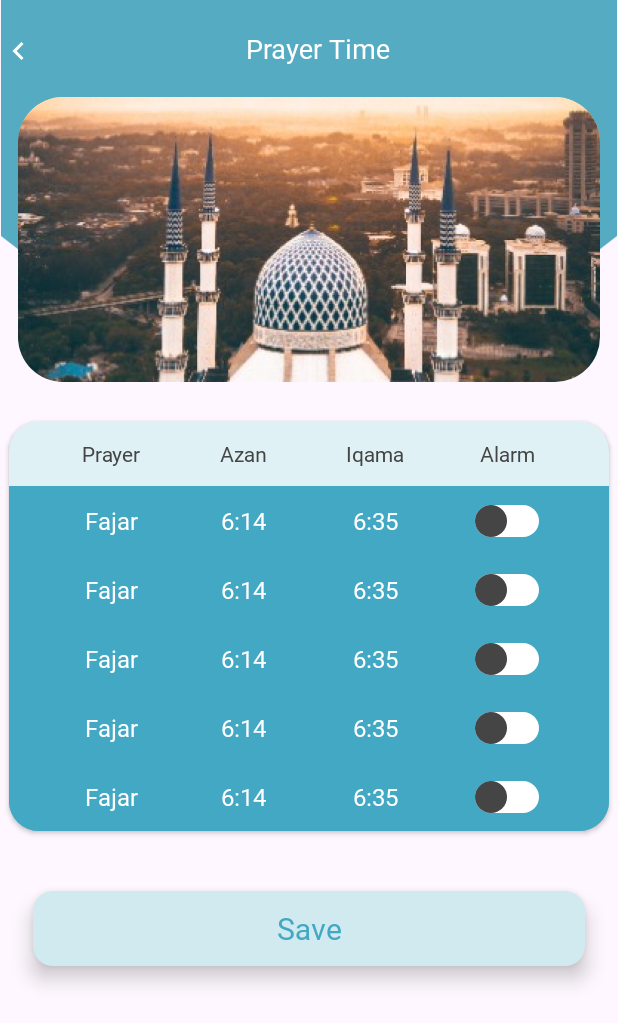
After one commit to abdul02123/PrayerAppRoman, an Android app: the layout activity_prayer_time.xml on its own in the app's theme, with its tools: preview values and no code run, on a phone screen of 412 x 824 dp. The commit adds this screen. Shown: the top 1023 px of the screen. Run offline under Robolectric (Android 15) with nearby library versions, the phone set to English and light mode, and no system bars.

Commit message:
prayer time adapter

```diff
--- a/app/src/main/AndroidManifest.xml
+++ b/app/src/main/AndroidManifest.xml
@@ -14,6 +14,10 @@
         android:theme="@style/Theme.RomanPrayerApplication"
         tools:targetApi="31">
         <activity
+            android:name=".presentation.activity.PrayerTimeActivity"
+            android:exported="false"
+            android:screenOrientation="portrait"/>
+        <activity
             android:name=".presentation.activity.HomeActivity"
             android:exported="true"
             android:screenOrientation="portrait">
--- a/app/src/main/java/com/roman/application/presentation/activity/HomeActivity.kt
+++ b/app/src/main/java/com/roman/application/presentation/activity/HomeActivity.kt
@@ -1,5 +1,6 @@
 package com.roman.application.presentation.activity
 
+import android.content.Intent
 import android.view.LayoutInflater
 import androidx.activity.viewModels
 import com.roman.application.base.BaseCompatVBActivity
@@ -18,6 +19,11 @@ class HomeActivity : BaseCompatVBActivity<ActivityHomeBinding>() {
     }
 
     override fun init() {
+
+        mBinding?.imgEdit?.setOnClickListener{
+            startActivity(Intent(this@HomeActivity, PrayerTimeActivity::class.java))
+        }
+
 //        bindObserver()
         showLocationDialogue()
     }
--- /dev/null
+++ b/app/src/main/java/com/roman/application/presentation/activity/PrayerTimeActivity.kt
@@ -0,0 +1,25 @@
+package com.roman.application.presentation.activity
+
+import android.os.Bundle
+import android.view.LayoutInflater
+import androidx.activity.enableEdgeToEdge
+import androidx.appcompat.app.AppCompatActivity
+import androidx.core.view.ViewCompat
+import androidx.core.view.WindowInsetsCompat
+import com.roman.application.R
+import com.roman.application.base.BaseCompatVBActivity
+import com.roman.application.databinding.ActivityHomeBinding
+import com.roman.application.databinding.ActivityPrayerTimeBinding
+
+class PrayerTimeActivity : BaseCompatVBActivity<ActivityPrayerTimeBinding>() {
+
+    override fun setUpViewBinding(layoutInflater: LayoutInflater): ActivityPrayerTimeBinding {
+        return ActivityPrayerTimeBinding.inflate(layoutInflater)
+    }
+
+    override fun init() {
+        mBinding?.appCompatImageView2?.setOnClickListener {
+            finish()
+        }
+    }
+}
--- /dev/null
+++ b/app/src/main/res/drawable/bg_round.xml
@@ -0,0 +1,9 @@
+<vector xmlns:android="http://schemas.android.com/apk/res/android"
+    android:width="375dp"
+    android:height="210dp"
+    android:viewportWidth="375"
+    android:viewportHeight="210">
+  <path
+      android:pathData="M187.5,-87.5m-297.5,0a297.5,297.5 0,1 1,595 0a297.5,297.5 0,1 1,-595 0"
+      android:fillColor="#55ABC1"/>
+</vector>
--- /dev/null
+++ b/app/src/main/res/drawable/bg_round_d0eaf0_13dp.xml
@@ -0,0 +1,9 @@
+<?xml version="1.0" encoding="utf-8"?>
+<shape xmlns:android="http://schemas.android.com/apk/res/android">
+
+    <corners android:radius="13dp" />
+
+    <solid android:color="#D0EAF0" />
+
+
+</shape>
--- /dev/null
+++ b/app/src/main/res/drawable/custom_thumb.xml
@@ -0,0 +1,4 @@
+<selector xmlns:android="http://schemas.android.com/apk/res/android">
+    <item android:state_checked="true" android:drawable="@drawable/thumb_on" />
+    <item android:drawable="@drawable/thumb_off" />
+</selector>
--- /dev/null
+++ b/app/src/main/res/drawable/custom_track.xml
@@ -0,0 +1,4 @@
+<selector xmlns:android="http://schemas.android.com/apk/res/android">
+    <item android:state_checked="true" android:drawable="@drawable/track_on" />
+    <item android:drawable="@drawable/track_off" />
+</selector>
--- /dev/null
+++ b/app/src/main/res/drawable/ic_arrow_back.xml
@@ -0,0 +1,9 @@
+<vector xmlns:android="http://schemas.android.com/apk/res/android"
+    android:width="8dp"
+    android:height="12dp"
+    android:viewportWidth="8"
+    android:viewportHeight="12">
+  <path
+      android:pathData="M0.288,6L6.298,12.01L7.712,10.596L3.112,5.996L7.712,1.396L6.298,-0.01L0.288,6Z"
+      android:fillColor="#ffffff"/>
+</vector>
--- /dev/null
+++ b/app/src/main/res/drawable/ic_thumb_off.xml
@@ -0,0 +1,9 @@
+<vector xmlns:android="http://schemas.android.com/apk/res/android"
+    android:width="29dp"
+    android:height="29dp"
+    android:viewportWidth="29"
+    android:viewportHeight="29">
+  <path
+      android:pathData="M14.5,14.5m-11.5,0a11.5,11.5 0,1 1,23 0a11.5,11.5 0,1 1,-23 0"
+      android:fillColor="#454545"/>
+</vector>
--- /dev/null
+++ b/app/src/main/res/drawable/ic_thumb_on.xml
@@ -0,0 +1,9 @@
+<vector xmlns:android="http://schemas.android.com/apk/res/android"
+    android:width="29dp"
+    android:height="29dp"
+    android:viewportWidth="29"
+    android:viewportHeight="29">
+  <path
+      android:pathData="M14.5,14.5m-11.5,0a11.5,11.5 0,1 1,23 0a11.5,11.5 0,1 1,-23 0"
+      android:fillColor="#42A8C3"/>
+</vector>
--- /dev/null
+++ b/app/src/main/res/drawable/thumb_off.xml
@@ -0,0 +1,5 @@
+<shape xmlns:android="http://schemas.android.com/apk/res/android">
+    <size android:width="21dp" android:height="21dp" />
+    <solid android:color="@color/thumbColorOff" />
+    <corners android:radius="10.5dp" />
+</shape>
--- /dev/null
+++ b/app/src/main/res/drawable/thumb_on.xml
@@ -0,0 +1,5 @@
+<shape xmlns:android="http://schemas.android.com/apk/res/android">
+    <size android:width="21dp" android:height="21dp" />
+    <solid android:color="@color/thumbColorOn" />
+    <corners android:radius="10.5dp" />
+</shape>
--- /dev/null
+++ b/app/src/main/res/drawable/track_off.xml
@@ -0,0 +1,5 @@
+<shape xmlns:android="http://schemas.android.com/apk/res/android">
+    <size android:width="47dp" android:height="21dp" />
+    <solid android:color="@color/thumbTrackColor" />
+    <corners android:radius="10.5dp" />
+</shape>
--- /dev/null
+++ b/app/src/main/res/drawable/track_on.xml
@@ -0,0 +1,5 @@
+<shape xmlns:android="http://schemas.android.com/apk/res/android">
+    <size android:width="47dp" android:height="21dp" />
+    <solid android:color="@color/thumbTrackColor" />
+    <corners android:radius="10.5dp" />
+</shape>
--- /dev/null
+++ b/app/src/main/res/layout/activity_prayer_time.xml
@@ -0,0 +1,204 @@
+<?xml version="1.0" encoding="utf-8"?>
+<androidx.constraintlayout.widget.ConstraintLayout xmlns:android="http://schemas.android.com/apk/res/android"
+    xmlns:app="http://schemas.android.com/apk/res-auto"
+    xmlns:tools="http://schemas.android.com/tools"
+    android:id="@+id/main"
+    android:layout_width="match_parent"
+    android:layout_height="match_parent"
+    tools:context=".presentation.activity.PrayerTimeActivity">
+
+
+    <androidx.appcompat.widget.AppCompatImageView
+        android:layout_width="match_parent"
+        android:layout_height="wrap_content"
+        android:adjustViewBounds="true"
+        app:layout_constraintEnd_toEndOf="parent"
+        app:layout_constraintStart_toStartOf="parent"
+        app:layout_constraintTop_toTopOf="parent"
+        app:srcCompat="@drawable/bg_round" />
+
+
+    <androidx.appcompat.widget.AppCompatImageView
+        android:id="@+id/appCompatImageView2"
+        android:layout_width="0dp"
+        android:layout_height="wrap_content"
+        android:layout_marginTop="20dp"
+        android:padding="8dp"
+        app:layout_constraintStart_toStartOf="parent"
+        app:layout_constraintTop_toTopOf="parent"
+        app:srcCompat="@drawable/ic_arrow_back" />
+
+    <TextView
+        android:id="@+id/textView2"
+        android:layout_width="wrap_content"
+        android:layout_height="wrap_content"
+        android:layout_marginTop="20dp"
+        android:layout_marginEnd="12dp"
+        android:fontFamily="@font/lato_medium"
+        android:text="Prayer Time"
+        android:textColor="@color/white"
+        android:textSize="18sp"
+        app:layout_constraintEnd_toEndOf="parent"
+        app:layout_constraintStart_toEndOf="@+id/appCompatImageView2"
+        app:layout_constraintTop_toTopOf="parent" />
+
+
+    <androidx.cardview.widget.CardView
+        android:id="@+id/cardBanner"
+        android:layout_width="match_parent"
+        android:layout_height="wrap_content"
+        android:layout_marginStart="12dp"
+        android:layout_marginTop="20dp"
+        android:layout_marginEnd="12dp"
+        app:cardCornerRadius="30dp"
+        app:cardElevation="0dp"
+        app:layout_constraintEnd_toEndOf="parent"
+        app:layout_constraintStart_toStartOf="parent"
+        app:layout_constraintTop_toBottomOf="@+id/textView2">
+
+
+        <androidx.appcompat.widget.AppCompatImageView
+            android:layout_width="match_parent"
+            android:layout_height="190dp"
+            android:adjustViewBounds="true"
+            android:scaleType="centerCrop"
+            app:srcCompat="@drawable/image_banner" />
+
+
+    </androidx.cardview.widget.CardView>
+
+    <androidx.cardview.widget.CardView
+        android:id="@+id/cardViewTime"
+        android:layout_width="match_parent"
+        android:layout_height="wrap_content"
+        android:layout_marginStart="6dp"
+        android:layout_marginTop="26dp"
+        android:layout_marginEnd="6dp"
+        app:cardBackgroundColor="#E0F1F5"
+        app:cardCornerRadius="20dp"
+        app:layout_constraintEnd_toEndOf="parent"
+        app:layout_constraintStart_toStartOf="parent"
+        app:layout_constraintTop_toBottomOf="@+id/cardBanner">
+
+
+        <androidx.constraintlayout.widget.ConstraintLayout
+            android:layout_width="match_parent"
+            android:layout_height="wrap_content">
+
+
+            <androidx.constraintlayout.widget.ConstraintLayout
+                android:id="@+id/constraintLayout"
+                android:layout_width="match_parent"
+                android:layout_height="wrap_content"
+                app:layout_constraintEnd_toEndOf="parent"
+                app:layout_constraintStart_toStartOf="parent"
+                app:layout_constraintTop_toTopOf="parent">
+
+                <TextView
+                    android:id="@+id/tvPrayer"
+                    android:layout_width="0dp"
+                    android:layout_height="wrap_content"
+                    android:layout_marginStart="24dp"
+                    android:layout_marginTop="12dp"
+                    android:layout_marginBottom="12dp"
+                    android:fontFamily="@font/lato_bold_heavy"
+                    android:gravity="center"
+                    android:text="Prayer"
+                    android:textColor="#454545"
+                    app:layout_constraintBottom_toBottomOf="parent"
+                    app:layout_constraintEnd_toStartOf="@+id/tvAzan"
+                    app:layout_constraintHorizontal_weight="1"
+                    app:layout_constraintStart_toStartOf="parent"
+                    app:layout_constraintTop_toTopOf="parent" />
+
+                <TextView
+                    android:id="@+id/tvAzan"
+                    android:layout_width="0dp"
+                    android:layout_height="wrap_content"
+                    android:layout_marginTop="12dp"
+                    android:layout_marginBottom="12dp"
+                    android:fontFamily="@font/lato_bold_heavy"
+                    android:gravity="center"
+                    android:text="Azan"
+                    android:textColor="#454545"
+                    app:layout_constraintBottom_toBottomOf="parent"
+                    app:layout_constraintEnd_toStartOf="@+id/tvIqama"
+                    app:layout_constraintHorizontal_weight="1"
+                    app:layout_constraintStart_toEndOf="@+id/tvPrayer"
+                    app:layout_constraintTop_toTopOf="parent" />
+
+                <TextView
+                    android:id="@+id/tvIqama"
+                    android:layout_width="0dp"
+                    android:layout_height="wrap_content"
+                    android:layout_marginTop="12dp"
+                    android:layout_marginBottom="12dp"
+                    android:fontFamily="@font/lato_bold_heavy"
+                    android:gravity="center"
+                    android:text="Iqama"
+                    android:textColor="#454545"
+                    app:layout_constraintBottom_toBottomOf="parent"
+                    app:layout_constraintEnd_toStartOf="@+id/tvAlarm"
+                    app:layout_constraintHorizontal_weight="1"
+                    app:layout_constraintStart_toEndOf="@+id/tvAzan"
+                    app:layout_constraintTop_toTopOf="parent" />
+
+                <TextView
+                    android:id="@+id/tvAlarm"
+                    android:layout_width="0dp"
+                    android:layout_height="wrap_content"
+                    android:layout_marginTop="12dp"
+                    android:layout_marginEnd="24dp"
+                    android:layout_marginBottom="12dp"
+                    android:fontFamily="@font/lato_bold_heavy"
+                    android:gravity="center"
+                    android:text="Alarm"
+                    android:textColor="#454545"
+                    app:layout_constraintBottom_toBottomOf="parent"
+                    app:layout_constraintEnd_toEndOf="parent"
+                    app:layout_constraintHorizontal_weight="1"
+                    app:layout_constraintStart_toEndOf="@+id/tvIqama"
+                    app:layout_constraintTop_toTopOf="parent" />
+
+            </androidx.constraintlayout.widget.ConstraintLayout>
+
+            <androidx.recyclerview.widget.RecyclerView
+                android:id="@+id/recyclerView"
+                android:layout_width="match_parent"
+                android:layout_height="wrap_content"
+                android:background="#42A8C3"
+                tools:listitem="@layout/item_prayer_time"
+                tools:itemCount="5"
+                app:layout_constraintEnd_toEndOf="parent"
+                app:layout_constraintStart_toStartOf="parent"
+                app:layout_constraintTop_toBottomOf="@+id/constraintLayout" />
+
+
+        </androidx.constraintlayout.widget.ConstraintLayout>
+
+
+    </androidx.cardview.widget.CardView>
+
+
+    <TextView
+        android:id="@+id/tvSave"
+        android:layout_width="match_parent"
+        android:layout_height="50dp"
+        android:layout_marginStart="22dp"
+        android:layout_marginTop="40dp"
+        android:layout_marginEnd="22dp"
+        android:background="@drawable/bg_round_d0eaf0_13dp"
+        android:elevation="8dp"
+        android:fontFamily="@font/lato_semibold"
+        android:gravity="center"
+        android:text="Save"
+        android:textColor="#42A8C3"
+        android:textSize="20sp"
+        app:layout_constraintEnd_toEndOf="parent"
+        app:layout_constraintStart_toStartOf="parent"
+        app:layout_constraintTop_toBottomOf="@+id/cardViewTime" />
+
+
+
+
+</androidx.constraintlayout.widget.ConstraintLayout>
--- /dev/null
+++ b/app/src/main/res/layout/item_prayer_time.xml
@@ -0,0 +1,96 @@
+<?xml version="1.0" encoding="utf-8"?>
+<androidx.constraintlayout.widget.ConstraintLayout xmlns:android="http://schemas.android.com/apk/res/android"
+    android:layout_width="match_parent"
+    android:layout_height="wrap_content"
+    xmlns:app="http://schemas.android.com/apk/res-auto">
+
+
+    <androidx.constraintlayout.widget.ConstraintLayout
+        android:id="@+id/constraintLayout"
+        android:layout_width="match_parent"
+        android:layout_height="wrap_content"
+        android:background="#42A8C3"
+        app:layout_constraintEnd_toEndOf="parent"
+        app:layout_constraintStart_toStartOf="parent"
+        app:layout_constraintTop_toTopOf="parent">
+
+        <TextView
+            android:id="@+id/tvPrayer"
+            android:layout_width="0dp"
+            android:layout_height="wrap_content"
+            android:layout_marginStart="24dp"
+            android:layout_marginTop="12dp"
+            android:layout_marginBottom="12dp"
+            android:fontFamily="@font/lato_bold_heavy"
+            android:gravity="center"
+            android:text="Fajar"
+            android:textSize="16sp"
+            android:textColor="@color/white"
+            app:layout_constraintBottom_toBottomOf="parent"
+            app:layout_constraintEnd_toStartOf="@+id/tvPrayerTime"
+            app:layout_constraintHorizontal_weight="1"
+            app:layout_constraintStart_toStartOf="parent"
+            app:layout_constraintTop_toTopOf="parent" />
+
+        <TextView
+            android:id="@+id/tvPrayerTime"
+            android:layout_width="0dp"
+            android:layout_height="wrap_content"
+            android:layout_marginTop="12dp"
+            android:layout_marginBottom="12dp"
+            android:fontFamily="@font/lato_bold_heavy"
+            android:gravity="center"
+            android:text="6:14"
+            android:textSize="16sp"
+            android:textColor="@color/white"
+            app:layout_constraintBottom_toBottomOf="parent"
+            app:layout_constraintEnd_toStartOf="@+id/tvIqama"
+            app:layout_constraintHorizontal_weight="1"
+            app:layout_constraintStart_toEndOf="@+id/tvPrayer"
+            app:layout_constraintTop_toTopOf="parent" />
+
+        <TextView
+            android:id="@+id/tvIqama"
+            android:layout_width="0dp"
+            android:layout_height="wrap_content"
+            android:layout_marginTop="12dp"
+            android:layout_marginBottom="12dp"
+            android:fontFamily="@font/lato_bold_heavy"
+            android:gravity="center"
+            android:text="6:35"
+            android:textSize="16sp"
+            android:textColor="@color/white"
+            app:layout_constraintBottom_toBottomOf="parent"
+            app:layout_constraintEnd_toStartOf="@+id/tvAlarm"
+            app:layout_constraintHorizontal_weight="1"
+            app:layout_constraintStart_toEndOf="@+id/tvPrayerTime"
+            app:layout_constraintTop_toTopOf="parent" />
+
+
+        <FrameLayout
+            android:id="@+id/tvAlarm"
+            android:layout_width="0dp"
+            app:layout_constraintHorizontal_weight="1"
+            android:layout_height="wrap_content"
+            android:layout_marginEnd="24dp"
+            app:layout_constraintBottom_toBottomOf="parent"
+            app:layout_constraintEnd_toEndOf="parent"
+            app:layout_constraintStart_toEndOf="@+id/tvIqama"
+            app:layout_constraintTop_toTopOf="parent"
+            android:layout_gravity="center">
+
+            <Switch
+                android:id="@+id/switchHeros1"
+                android:layout_width="wrap_content"
+                android:layout_height="wrap_content"
+                android:layout_gravity="center"
+                android:checked="false"
+                android:showText="false"
+                android:thumb="@drawable/custom_thumb"
+                android:track="@drawable/custom_track"/>
+        </FrameLayout>
+
+
+    </androidx.constraintlayout.widget.ConstraintLayout>
+
+</androidx.constraintlayout.widget.ConstraintLayout>
--- a/app/src/main/res/values/colors.xml
+++ b/app/src/main/res/values/colors.xml
@@ -2,4 +2,9 @@
 <resources>
     <color name="black">#FF000000</color>
     <color name="white">#FFFFFFFF</color>
+
+    <color name="thumbBackgroundColor">#00A5CF</color> <!-- Blue background -->
+    <color name="thumbTrackColor">#FFFFFF</color> <!-- White track -->
+    <color name="thumbColorOn">#00A5CF</color> <!-- Blue thumb -->
+    <color name="thumbColorOff">#454545</color> <!-- Blue thumb -->
 </resources>
```
Also changed, not shown: app/src/main/res/drawable/image_banner.png (added).
